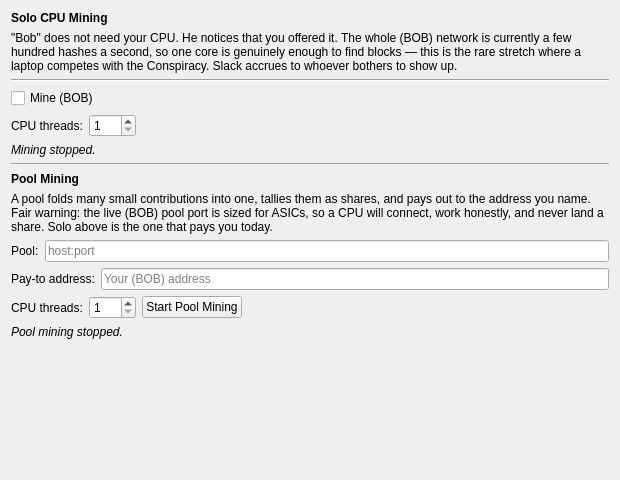
Qt form src/qt/forms/miningpage.ui (dobbscoin/dobbscoin-source) before a commit.
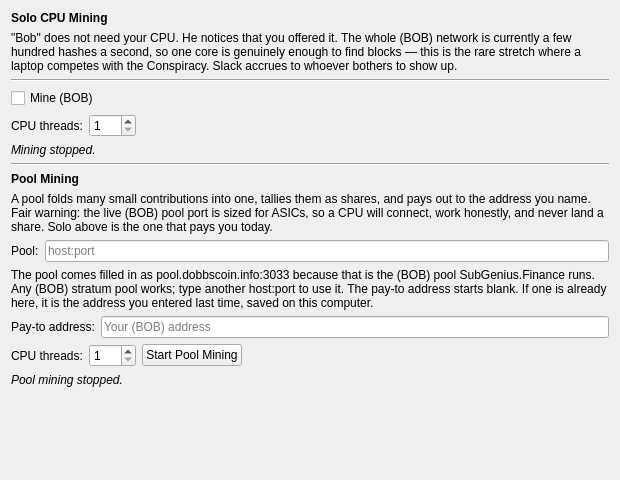
The same form after that commit.

Commit message:
qt: say why the pool field comes filled in
A note under the Pool field explains the default pool, that any stratum
pool for the coin works, and that a pay-to address already in the box
is the user's own from last time, saved locally.

```diff
--- a/src/qt/forms/miningpage.ui
+++ b/src/qt/forms/miningpage.ui
@@ -154,6 +154,16 @@
      </item>
     </layout>
    </item>
+   <item>
+    <widget class="QLabel" name="poolMiningPresetNote">
+     <property name="text">
+      <string>The pool comes filled in as pool.dobbscoin.info:3033 because that is the (BOB) pool SubGenius.Finance runs. Any (BOB) stratum pool works; type another host:port to use it. The pay-to address starts blank. If one is already here, it is the address you entered last time, saved on this computer.</string>
+     </property>
+     <property name="wordWrap">
+      <bool>true</bool>
+     </property>
+    </widget>
+   </item>
    <item>
     <layout class="QHBoxLayout" name="poolMiningAddressRow">
      <item>
```
